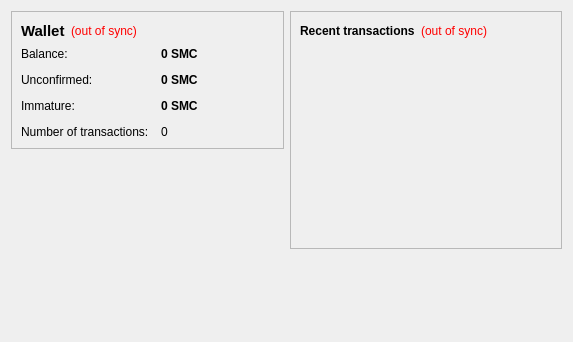
Old version of the form src/qt/forms/overviewpage.ui in the repository afcoin/afcoin.
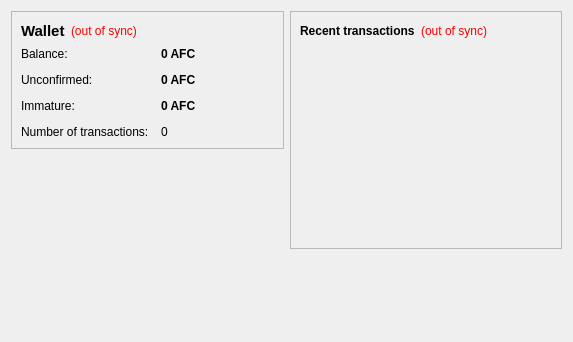
New version of the form.

```diff
--- a/src/qt/forms/overviewpage.ui
+++ b/src/qt/forms/overviewpage.ui
@@ -105,7 +105,7 @@
              <string>Your current balance</string>
             </property>
             <property name="text">
-             <string notr="true">0 SMC</string>
+             <string notr="true">0 AFC</string>
             </property>
             <property name="textInteractionFlags">
              <set>Qt::LinksAccessibleByMouse|Qt::TextSelectableByKeyboard|Qt::TextSelectableByMouse</set>
@@ -134,7 +134,7 @@
              <string>Total of transactions that have yet to be confirmed, and do not yet count toward the current balance</string>
             </property>
             <property name="text">
-             <string notr="true">0 SMC</string>
+             <string notr="true">0 AFC</string>
             </property>
             <property name="textInteractionFlags">
              <set>Qt::LinksAccessibleByMouse|Qt::TextSelectableByKeyboard|Qt::TextSelectableByMouse</set>
@@ -177,7 +177,7 @@
              <string>Mined balance that has not yet matured</string>
             </property>
             <property name="text">
-             <string notr="true">0 SMC</string>
+             <string notr="true">0 AFC</string>
             </property>
             <property name="textInteractionFlags">
              <set>Qt::LinksAccessibleByMouse|Qt::TextSelectableByKeyboard|Qt::TextSelectableByMouse</set>
```
Left out of the diff: 4 changed lines with no effect on the pictures.
